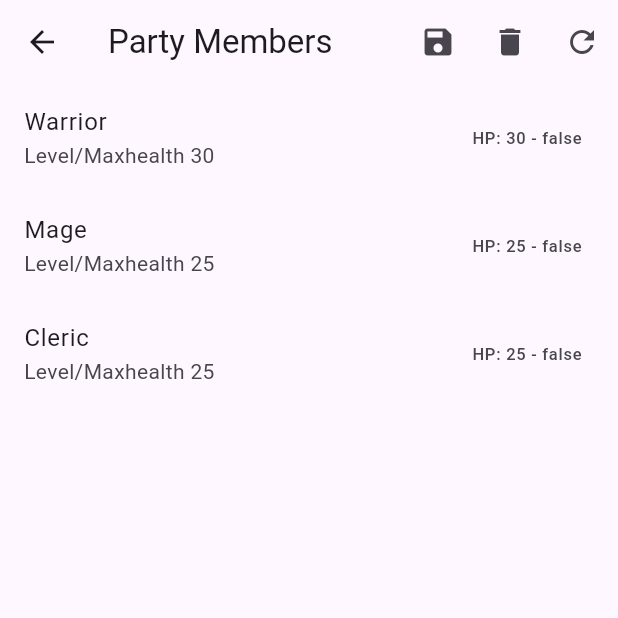
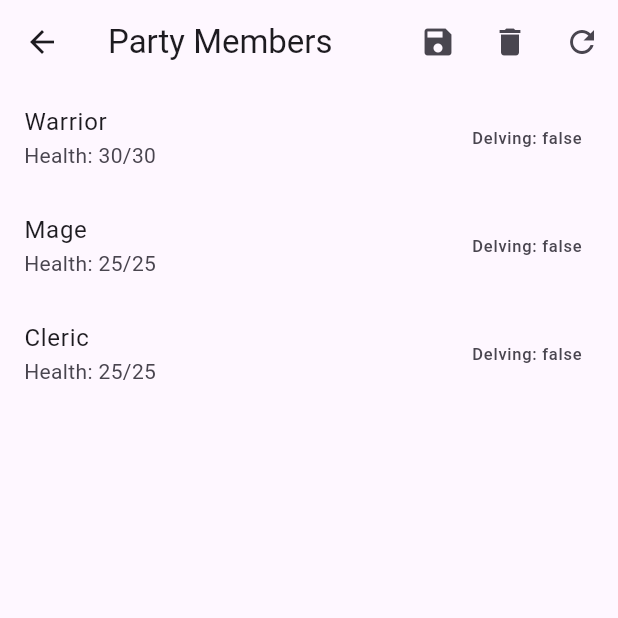
Before and after one commit to aqaz99/delve, a Flutter app: the HeroScreen screen opened directly, on a phone screen of 412 x 824 dp, the top half of it. Run offline on Flutter 3.47's test engine with Material 3 defaults, Android fonts, the phone set to English and light mode, and no system bars; our stand-ins replace fluttericon, shared_preferences; accounts and stored records are empty.

Commit message:
Better saving

```diff
--- a/lib/Dungeon/dungeon_service.dart
+++ b/lib/Dungeon/dungeon_service.dart
@@ -66,7 +66,7 @@ class DungeonService {
       );
 
       await _battle.runBattleRound(currentRound);
-
+      _partyService.saveParty(party);
       if (!ctx.partyAlive) {
         onGameOver();
         return;
--- a/lib/Screens/delveScreen.dart
+++ b/lib/Screens/delveScreen.dart
@@ -10,7 +10,6 @@ class DelveScreen extends StatefulWidget {
 }
 
 class _DelveScreenState extends State<DelveScreen> with WidgetsBindingObserver {
-  // Add to existing state
   @override
   void didChangeAppLifecycleState(AppLifecycleState state) {
     if (state == AppLifecycleState.resumed) {
@@ -78,7 +77,7 @@ class _DelveScreenState extends State<DelveScreen> with WidgetsBindingObserver {
     if (!_game.enemies.any((c) => c.isAlive)) {
       _game.goDeeper();
     }
-    // _visibleStates.clear();
+
     await _game.progressRound();
     _scrollToBottom(Duration.zero);
   }
--- a/lib/Screens/heroScreen.dart
+++ b/lib/Screens/heroScreen.dart
@@ -1,3 +1,4 @@
+// heroScreen.dart
 import 'package:delve/Character/character.dart';
 import 'package:delve/Party/party_service.dart';
 import 'package:flutter/material.dart';
@@ -7,7 +8,14 @@ class HeroScreen extends StatefulWidget {
   _HeroScreenState createState() => _HeroScreenState();
 }
 
-class _HeroScreenState extends State<HeroScreen> {
+class _HeroScreenState extends State<HeroScreen> with WidgetsBindingObserver {
+  @override
+  void didChangeAppLifecycleState(AppLifecycleState state) {
+    if (state == AppLifecycleState.resumed) {
+      _refreshParty();
+    }
+  }
+
   final PartyService _partyService = PartyService();
   late Future<List<Character>> _partyFuture;
 
@@ -25,7 +33,14 @@ class _HeroScreenState extends State<HeroScreen> {
   @override
   void initState() {
     super.initState();
+    WidgetsBinding.instance.addObserver(this);
     _partyFuture = _partyService.loadParty();
+  }
+
+  @override
+  void dispose() {
+    WidgetsBinding.instance.removeObserver(this);
+    super.dispose();
   }
 
   void _showCharacterDetails(Character character) {
@@ -102,10 +117,10 @@ class _HeroScreenState extends State<HeroScreen> {
               final character = party[index];
               return ListTile(
                 title: Text(character.name),
-                subtitle: Text('Level/Maxhealth ${character.maxHealth}'),
-                trailing: Text(
-                  'HP: ${character.currentHealth} - ${character.currentlyDelving}',
+                subtitle: Text(
+                  'Health: ${character.currentHealth}/${character.maxHealth}',
                 ),
+                trailing: Text('Delving: ${character.currentlyDelving}'),
                 onTap: () => _showCharacterDetails(character),
               );
             },
```
